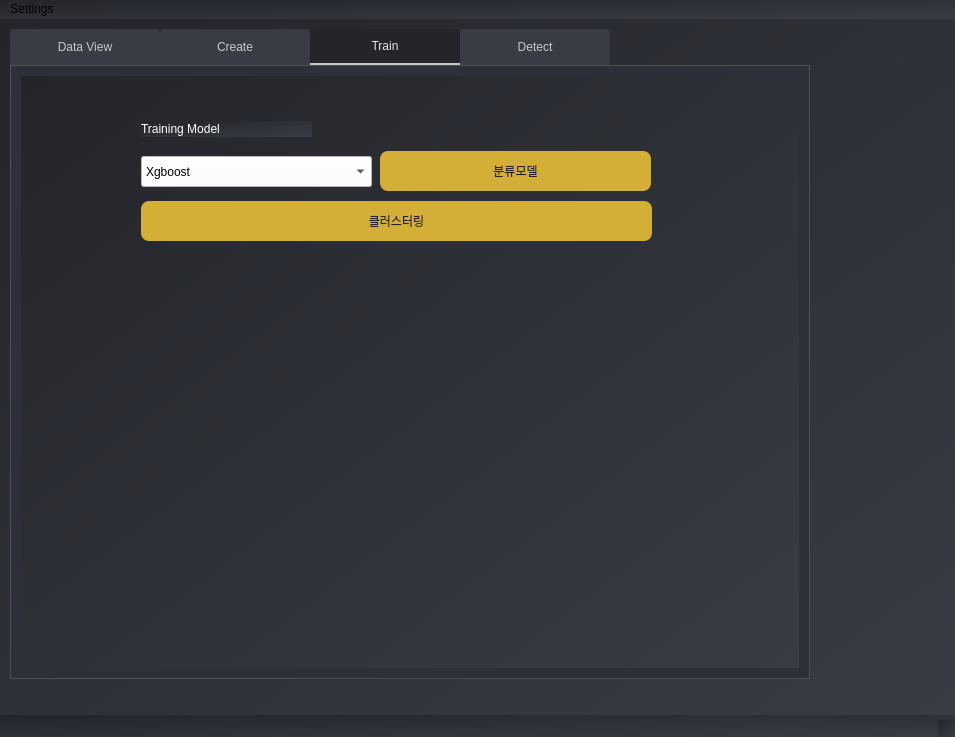
The window that AiFileDetector_2024/UI_Design/new.ui (jamemanionda/AiFileDetector_2024) describes before a commit, drawn with Qt 5.
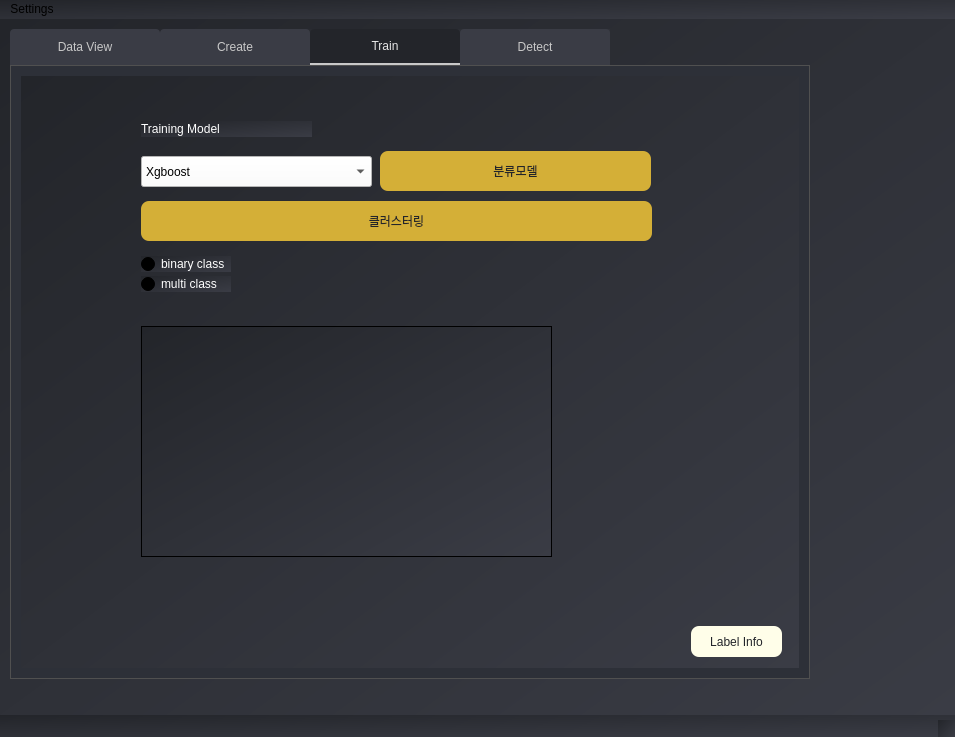
The same window after the commit. The open tabs and pages were chosen to show the change.

What changed in the file:
```diff
--- a/AiFileDetector_2024/UI_Design/new.ui
+++ b/AiFileDetector_2024/UI_Design/new.ui
@@ -702,6 +702,105 @@
        <string>클러스터링</string>
       </property>
      </widget>
+     <widget class="QRadioButton" name="binButton_3">
+      <property name="geometry">
+       <rect>
+        <x>120</x>
+        <y>180</y>
+        <width>90</width>
+        <height>16</height>
+       </rect>
+      </property>
+      <property name="styleSheet">
+       <string notr="true">font: 10pt &quot;Helvetica&quot;;
+style: bold;
+color: rgb(255, 255, 255);</string>
+      </property>
+      <property name="text">
+       <string>binary class</string>
+      </property>
+     </widget>
+     <widget class="QRadioButton" name="mulButton_3">
+      <property name="geometry">
+       <rect>
+        <x>120</x>
+        <y>200</y>
+        <width>90</width>
+        <height>16</height>
+       </rect>
+      </property>
+      <property name="styleSheet">
+       <string notr="true">font: 10pt &quot;Helvetica&quot;;
+style: bold;
+color: rgb(255, 255, 255);</string>
+      </property>
+      <property name="text">
+       <string>multi class</string>
+      </property>
+     </widget>
+     <widget class="QPushButton" name="label_info">
+      <property name="geometry">
+       <rect>
+        <x>670</x>
+        <y>550</y>
+        <width>91</width>
+        <height>31</height>
+       </rect>
+      </property>
+      <property name="styleSheet">
+       <string notr="true">
+QPushButton {
+  
+	background-color: rgb(255, 254, 233);
+  color: rgb(35, 37, 42);
+  font: bold 10pt &quot;Playfair Display&quot;;
+  border-radius: 8px;
+  padding: 10px;
+}
+
+QPushButton:hover {
+  background-color: rgb(183, 149, 11);
+}
+
+QPushButton:pressed {
+  background-color: rgb(212, 175, 55);
+  border: 1px solid rgb(160, 130, 0);
+}
+</string>
+      </property>
+      <property name="text">
+       <string>Label Info</string>
+      </property>
+     </widget>
+     <widget class="QTableWidget" name="tableWidget_train">
+      <property name="geometry">
+       <rect>
+        <x>120</x>
+        <y>250</y>
+        <width>411</width>
+        <height>231</height>
+       </rect>
+      </property>
+      <property name="styleSheet">
+       <string notr="true">QTreeView {
+  background-color: rgb(45, 48, 56);
+  color: rgb(255, 255, 255);  /* 글자색을 흰색으로 변경 */
+  border: 1px solid rgb(80, 80, 80);
+  font: 9pt &quot;Playfair Display&quot;;
+}
+
+QTableView::item {
+  color: rgb(255, 255, 255);  /* 표 안의 아이템 글자색을 흰색으로 변경 */
+}
+
+QHeaderView::section {
+  background-color: rgb(58, 60, 69);
+  color: rgb(200, 200, 200);
+  border-bottom: 1px solid rgb(80, 80, 80);
+  padding: 4px;
+}</string>
+      </property>
+     </widget>
     </widget>
     <widget class="QWidget" name="tab_2">
      <attribute name="title">
```
Left out of the diff: 49 changed lines with no effect on the pictures.
